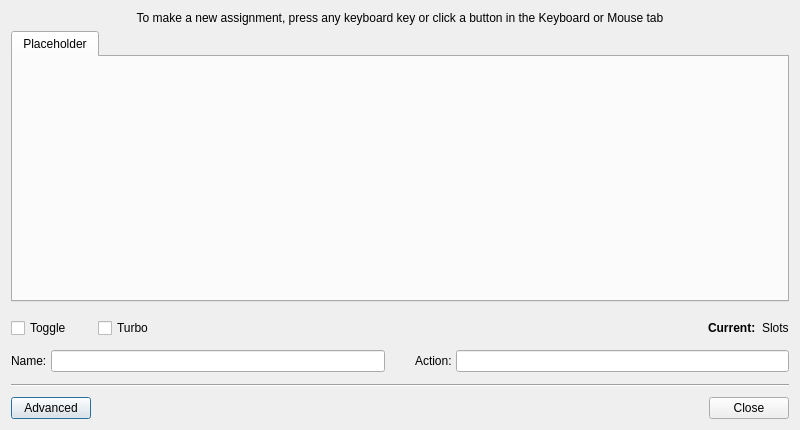
This is src/buttoneditdialog.ui in AntiMicroX/antimicrox as Qt 5 draws it before an edit. The edited form follows.
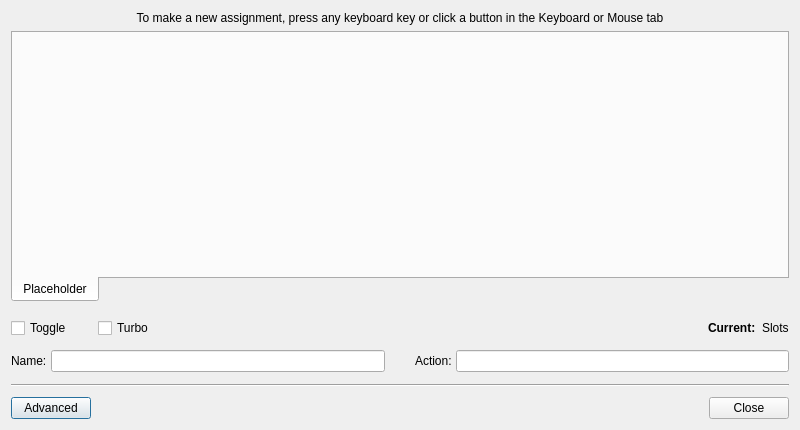
This is the edited form. Icons and pictures are not drawn. Custom widgets are drawn as their Qt base class.

What changed in the file:
```diff
--- a/src/buttoneditdialog.ui
+++ b/src/buttoneditdialog.ui
@@ -19,6 +19,9 @@
   <property name="windowTitle">
    <string>Dialog</string>
   </property>
+  <property name="sizeGripEnabled">
+   <bool>false</bool>
+  </property>
   <property name="modal">
    <bool>true</bool>
   </property>
@@ -50,9 +53,15 @@
    </item>
    <item>
     <widget class="VirtualKeyboardMouseWidget" name="virtualKeyMouseTabWidget">
+     <property name="tabPosition">
+      <enum>QTabWidget::South</enum>
+     </property>
      <property name="currentIndex">
       <number>0</number>
      </property>
+     <property name="usesScrollButtons">
+      <bool>false</bool>
+     </property>
      <widget class="QWidget" name="tab">
       <attribute name="title">
        <string>Placeholder</string>
```
Left out of the diff: 5 changed lines with no effect on the pictures.
